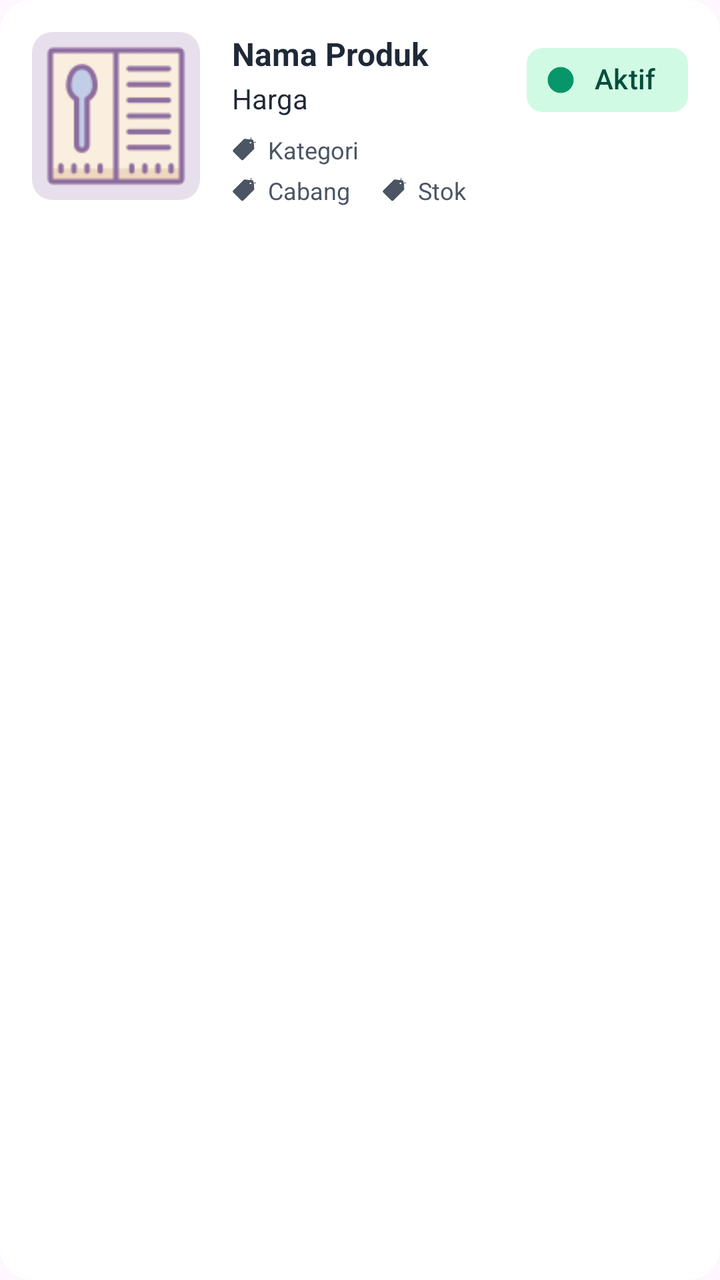
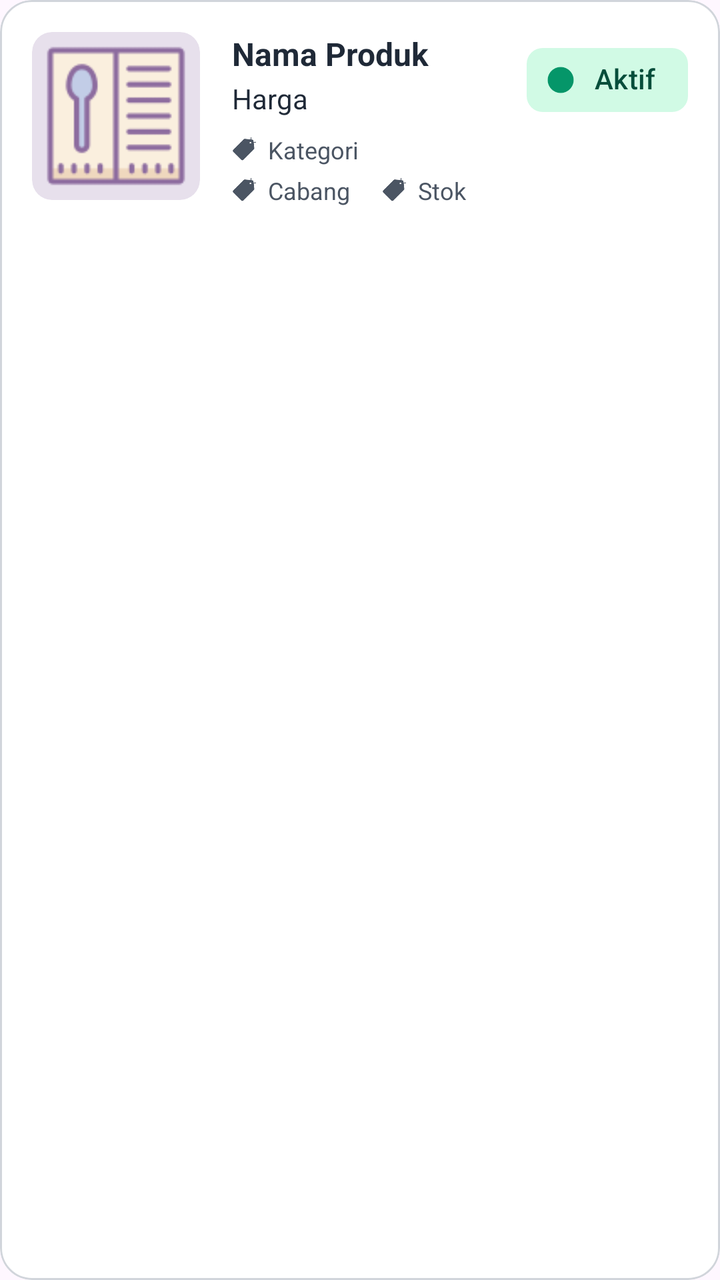

Two renders of the same Android screen: before a commit and after it. Below are the layout's source before the change and the commit's diff.
<!-- AndroidManifest.xml: application theme Theme.PenjualanDev -->
<!-- res/layout/item_data_produk.xml -->
<?xml version="1.0" encoding="utf-8"?>
<com.google.android.material.card.MaterialCardView xmlns:android="http://schemas.android.com/apk/res/android"
    xmlns:app="http://schemas.android.com/apk/res-auto"
    xmlns:tools="http://schemas.android.com/tools"
    android:id="@+id/card_produk"
    android:layout_width="match_parent"
    android:layout_height="wrap_content"
    android:layout_marginHorizontal="16dp"
    android:layout_marginVertical="6dp"
    android:clickable="true"
    android:focusable="true"
    android:foreground="?android:attr/selectableItemBackground"
    app:cardBackgroundColor="?attr/colorSurfaceContainerHigh"
    app:cardCornerRadius="16dp"
    app:cardElevation="0dp"
    app:strokeColor="?attr/colorOutlineStroke"
    app:strokeWidth="1dp">

    <androidx.constraintlayout.widget.ConstraintLayout
        android:layout_width="match_parent"
        android:layout_height="wrap_content"
        android:padding="16dp">

        <androidx.cardview.widget.CardView
            android:id="@+id/card_image"
            android:layout_width="84dp"
            android:layout_height="84dp"
            app:cardBackgroundColor="?attr/colorSurfaceVariant"
            app:cardCornerRadius="10dp"
            app:cardElevation="0dp"
            app:layout_constraintBottom_toBottomOf="parent"
            app:layout_constraintStart_toStartOf="parent"
            app:layout_constraintTop_toTopOf="parent"
            app:layout_constraintVertical_bias="0.0">

            <ImageView
                android:id="@+id/img_produk"
                android:layout_width="match_parent"
                android:layout_height="wrap_content"
                android:scaleType="centerCrop"
                android:src="@drawable/menu" />
        </androidx.cardview.widget.CardView>

        <TextView
            android:id="@+id/tv_nama_produk"
            android:layout_width="0dp"
            android:layout_height="wrap_content"
            android:layout_marginStart="16dp"
            android:layout_marginEnd="8dp"
            android:text="Nama Produk"
            android:textColor="?attr/colorOnSurface"
            android:textSize="16sp"
            android:textStyle="bold"
            app:layout_constraintEnd_toStartOf="@+id/chip_status"
            app:layout_constraintStart_toEndOf="@id/card_image"
            app:layout_constraintTop_toTopOf="@id/card_image" />

        <TextView
            android:id="@+id/tv_harga_produk"
            android:layout_width="0dp"
            android:layout_height="wrap_content"
            android:layout_marginTop="2dp"
            android:text="Harga"
            android:textColor="?attr/colorOnSurface"
            android:textSize="14sp"
            app:layout_constraintEnd_toEndOf="@id/tv_nama_produk"
            app:layout_constraintStart_toStartOf="@id/tv_nama_produk"
            app:layout_constraintTop_toBottomOf="@id/tv_nama_produk" />

        
        <LinearLayout
            android:id="@+id/ll_info_1"
            android:layout_width="wrap_content"
            android:layout_height="wrap_content"
            android:layout_marginTop="8dp"
            android:gravity="center_vertical"
            android:orientation="horizontal"
            app:layout_constraintStart_toStartOf="@id/tv_nama_produk"
            app:layout_constraintTop_toBottomOf="@id/tv_harga_produk">

            <ImageView
                android:layout_width="12dp"
                android:layout_height="12dp"
                android:src="@drawable/label"
                app:tint="?attr/colorOnSurfaceVariant" />

            <TextView
                android:layout_width="wrap_content"
                android:layout_height="wrap_content"
                android:layout_marginStart="6dp"
                android:text="Kategori"
                android:textColor="?attr/colorOnSurfaceVariant"
                android:textSize="12sp" />
        </LinearLayout>

        
        <LinearLayout
            android:id="@+id/ll_info_2"
            android:layout_width="wrap_content"
            android:layout_height="wrap_content"
            android:layout_marginTop="4dp"
            android:gravity="center_vertical"
            android:orientation="horizontal"
            app:layout_constraintStart_toStartOf="@id/tv_nama_produk"
            app:layout_constraintTop_toBottomOf="@id/ll_info_1">

            <ImageView
                android:layout_width="12dp"
                android:layout_height="12dp"
                android:src="@drawable/label"
                app:tint="?attr/colorOnSurfaceVariant" />

            <TextView
                android:layout_width="wrap_content"
                android:layout_height="wrap_content"
                android:layout_marginStart="6dp"
                android:text="Cabang"
                android:textColor="?attr/colorOnSurfaceVariant"
                android:textSize="12sp" />
        </LinearLayout>

        
        <LinearLayout
            android:id="@+id/ll_info_3"
            android:layout_width="wrap_content"
            android:layout_height="wrap_content"
            android:layout_marginStart="16dp"
            android:gravity="center_vertical"
            android:orientation="horizontal"
            app:layout_constraintBottom_toBottomOf="@id/ll_info_2"
            app:layout_constraintStart_toEndOf="@id/ll_info_2"
            app:layout_constraintTop_toTopOf="@id/ll_info_2">

            <ImageView
                android:layout_width="12dp"
                android:layout_height="12dp"
                android:src="@drawable/label"
                app:tint="?attr/colorOnSurfaceVariant" />

            <TextView
                android:layout_width="wrap_content"
                android:layout_height="wrap_content"
                android:layout_marginStart="6dp"
                android:text="Stok"
                android:textColor="?attr/colorOnSurfaceVariant"
                android:textSize="12sp" />
        </LinearLayout>

        <com.google.android.material.chip.Chip
            android:id="@+id/chip_status"
            android:layout_width="wrap_content"
            android:layout_height="wrap_content"
            android:text="Aktif"
            android:textColor="?attr/colorOnSecondary"
            app:chipBackgroundColor="?attr/colorSecondary"
            app:chipIcon="@drawable/tick"
            app:chipIconTint="?attr/colorPrimary"
            app:chipIconVisible="true"
            app:chipStrokeWidth="0dp"
            app:layout_constraintEnd_toEndOf="parent"
            app:layout_constraintTop_toTopOf="@id/card_image" />

    </androidx.constraintlayout.widget.ConstraintLayout>
</com.google.android.material.card.MaterialCardView>
<!-- resources referenced by this layout -->
<resources>
  <!-- drawable label: png bitmap (drawable, 3169 bytes) -->
  <!-- drawable menu: png bitmap (drawable, 1911 bytes) -->
  <!-- drawable tick: png bitmap (drawable, 3547 bytes) -->
  <style name="Theme.PenjualanDev" parent="Base.Theme.PenjualanDev" />
  <style name="Base.Theme.PenjualanDev" parent="Theme.Material3.Light.NoActionBar">
          
          <item name="colorPrimary">@color/colorPrimary</item>
          <item name="colorOnPrimary">@color/colorOnPrimary</item>
          
          <item name="colorSecondary">@color/colorSecondary</item>
          <item name="colorOnSecondary">@color/colorOnSecondary</item>
          
          <item name="android:statusBarColor">@color/colorPrimary</item>
          
          <item name="colorSurface">@color/colorScreenBackground</item>
          <item name="colorOnSurface">@color/colorPrimaryText</item>
          <item name="colorSurfaceContainer">@color/colorCardBackground</item>
          <item name="colorSurfaceContainerHigh">@color/white</item>
          <item name="colorOnSurfaceVariant">@color/colorSecondaryText</item>
          <item name="colorError">@color/red</item>
          
          <item name="materialButtonStyle">@style/Widget.App.Button</item>
      </style>
  <color name="colorPrimary">#059669</color>
  <color name="colorOnPrimary">#FFFFFF</color>
  <color name="colorSecondary">#D1FAE5</color>
  <color name="colorOnSecondary">#064E3B</color>
  <color name="colorScreenBackground">#F9FAFB</color>
  <color name="colorPrimaryText">#1F2937</color>
  <color name="colorCardBackground">#FFFFFF</color>
  <color name="white">#FFFFFFFF</color>
  <color name="colorSecondaryText">#4B5563</color>
  <color name="red">#EF4444</color>
  <style name="Widget.App.Button" parent="Widget.Material3.Button">
          <item name="cornerRadius">12dp</item>
          <item name="android:minHeight">48dp</item>
          <item name="backgroundTint">@color/colorPrimary</item>
          <item name="android:textColor">@color/white</item>
          <item name="android:insetTop">0dp</item>
          <item name="android:insetBottom">0dp</item>
      </style>
</resources>

<!-- the commit's change to res/layout/item_data_produk.xml (unified diff, before → after) -->
@@ -13,7 +13,7 @@
     app:cardBackgroundColor="?attr/colorSurfaceContainerHigh"
     app:cardCornerRadius="16dp"
     app:cardElevation="0dp"
-    app:strokeColor="?attr/colorOutlineStroke"
+    app:strokeColor="@color/colorOutlineStroke"
     app:strokeWidth="1dp">
 
     <androidx.constraintlayout.widget.ConstraintLayout
<!-- resource entries referenced after the edit -->
@@ -1,5 +1,6 @@
 <!-- resources referenced by this layout -->
 <resources>
+  <color name="colorOutlineStroke">#D1D5DB</color>
   <!-- drawable label: png bitmap (drawable, 3169 bytes) -->
   <!-- drawable menu: png bitmap (drawable, 1911 bytes) -->
   <!-- drawable tick: png bitmap (drawable, 3547 bytes) -->
